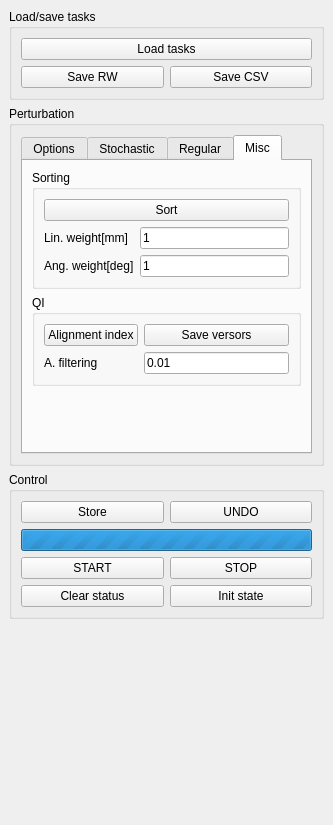
This is src/plugins/alignment_experiment/alignment_experiment.ui in dagothar/gripperz as Qt 5 draws it before an edit. The edited form follows.
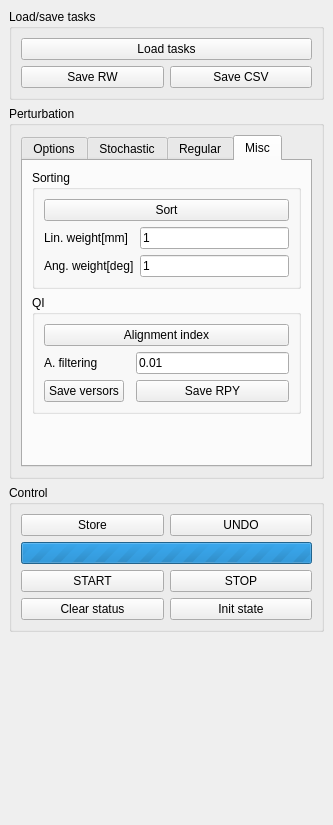
This is the edited form. The open tabs and pages were chosen to show the change.

Commit message: save RPY from the plugin

Diff of the .ui file:
```diff
--- a/src/plugins/alignment_experiment/alignment_experiment.ui
+++ b/src/plugins/alignment_experiment/alignment_experiment.ui
@@ -576,13 +576,6 @@
               <string>QI</string>
              </property>
              <layout class="QGridLayout" name="gridLayout_11">
-              <item row="0" column="2">
-               <widget class="QPushButton" name="saveVersorsButton">
-                <property name="text">
-                 <string>Save versors</string>
-                </property>
-               </widget>
-              </item>
               <item row="1" column="2">
                <widget class="QLineEdit" name="filteringLineEdit">
                 <property name="text">
@@ -590,13 +583,6 @@
                 </property>
                </widget>
               </item>
-              <item row="0" column="0">
-               <widget class="QPushButton" name="alignmentIndexButton">
-                <property name="text">
-                 <string>Alignment index</string>
-                </property>
-               </widget>
-              </item>
               <item row="1" column="0">
                <widget class="QLabel" name="label_6">
                 <property name="text">
@@ -604,6 +590,27 @@
                 </property>
                </widget>
               </item>
+              <item row="2" column="0">
+               <widget class="QPushButton" name="saveVersorsButton">
+                <property name="text">
+                 <string>Save versors</string>
+                </property>
+               </widget>
+              </item>
+              <item row="0" column="0" colspan="3">
+               <widget class="QPushButton" name="alignmentIndexButton">
+                <property name="text">
+                 <string>Alignment index</string>
+                </property>
+               </widget>
+              </item>
+              <item row="2" column="2">
+               <widget class="QPushButton" name="saveRPYButton">
+                <property name="text">
+                 <string>Save RPY</string>
+                </property>
+               </widget>
+              </item>
              </layout>
             </widget>
            </item>
```
The commit also changes 2 other files.
